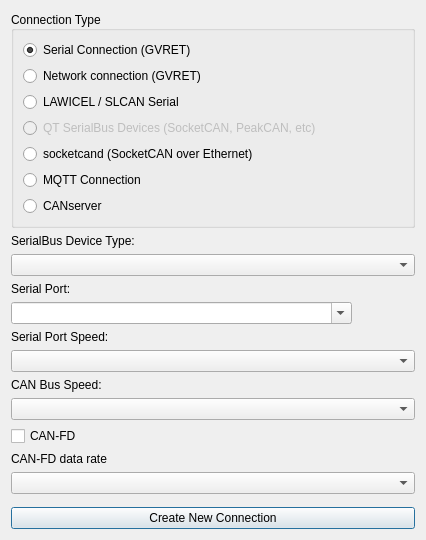
The window that ui/newconnectiondialog.ui (collin80/SavvyCAN) describes before a commit, drawn with Qt 5.
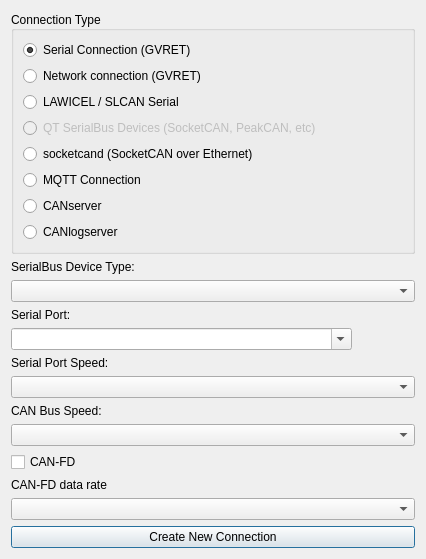
The same window after the commit.

```diff
--- a/ui/newconnectiondialog.ui
+++ b/ui/newconnectiondialog.ui
@@ -78,6 +78,13 @@
         </property>
        </widget>
       </item>
+      <item row="7" column="0">
+       <widget class="QRadioButton" name="rbCanlogserver">
+        <property name="text">
+         <string>CANlogserver</string>
+        </property>
+       </widget>
+      </item>
      </layout>
     </widget>
    </item>
```
